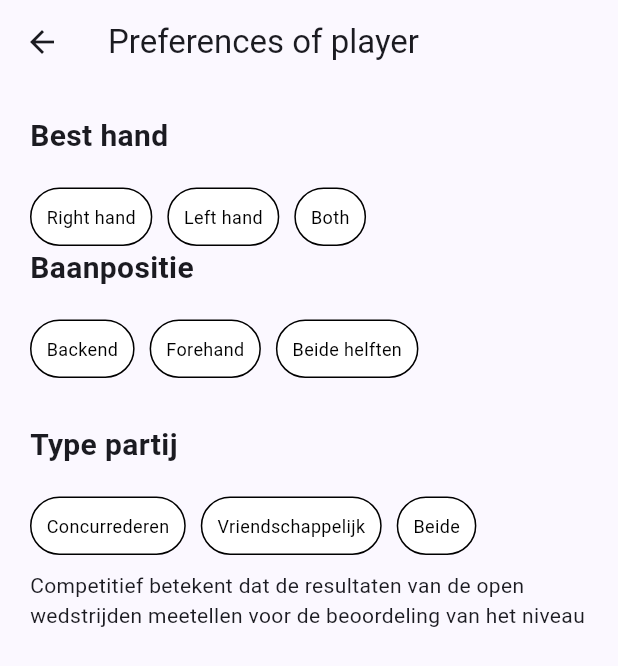
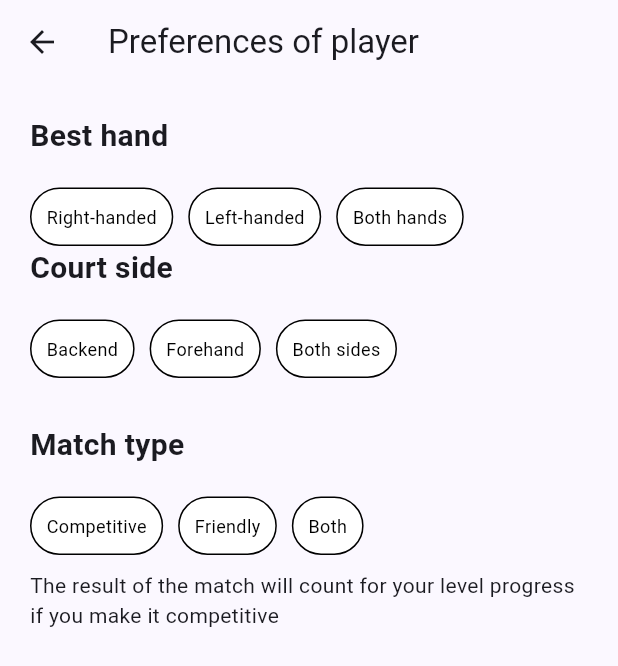
Before and after one commit to Jureeke/intro-mobile-2024, a Flutter app: the EditPreferencesScreen screen opened directly, on a phone screen of 412 x 824 dp. Shown: the top 666 px of the screen. Run offline on Flutter 3.47's test engine with Material 3 defaults, Android fonts, the phone set to English and light mode, and no system bars; our stand-ins replace cloud_firestore, firebase_auth, firebase_core, google_sign_in; accounts and stored records are empty; generated files the repository leaves out were written again.

Commit message:
Language change

```diff
--- a/lib/src/screens/edit_interests_screen.dart
+++ b/lib/src/screens/edit_interests_screen.dart
@@ -15,13 +15,13 @@ class _EditInterestsScreenState extends State<EditInterestsScreen> {
   String errorMessage = '';
 
   final List<Option> options = [
-    Option(name: 'Mijn voortgang bijhouden', icon: Icons.accessibility),
-    Option(name: 'Mijn speelniveau kennen', icon: Icons.favorite_border),
-    Option(name: 'Ontdek de gemeenschap', icon: Icons.access_time),
-    Option(name: 'Reserveer een baan', icon: Icons.airplanemode_active),
-    Option(name: 'Concurreren met anderen', icon: Icons.attach_money),
-    Option(name: 'Spelen met mijn vrienden', icon: Icons.heat_pump_rounded),
-    Option(name: 'Zoek mensen om mee te spelen', icon: Icons.cake),
+    Option(name: 'Discover the community', icon: Icons.chat),
+    Option(name: 'Compete with others', icon: Icons.emoji_events),
+    Option(name: 'Play with my friends', icon: Icons.favorite),
+    Option(name: 'Find out my level of play', icon: Icons.signal_cellular_alt),
+    Option(name: 'Track my progress', icon: Icons.trending_up),
+    Option(name: 'Book a court', icon: Icons.search),
+    Option(name: 'Find people to play with', icon: Icons.group),
   ];
 
   @override
@@ -85,7 +85,7 @@ class _EditInterestsScreenState extends State<EditInterestsScreen> {
             if (isLoading) const Center(child: CircularProgressIndicator()),
             if (!isLoading) ...[
               const Text(
-                'Je interesse',
+                'Your interests',
                 style: TextStyle(
                   fontSize: 20,
                   fontWeight: FontWeight.bold,
@@ -93,7 +93,7 @@ class _EditInterestsScreenState extends State<EditInterestsScreen> {
               ),
               SizedBox(height: 20),
               const Text(
-                'Wat zoek je in Playtomic',
+                'What are you looking for in Playtomic?',
                 style: TextStyle(
                   fontSize: 16,
                 ),
@@ -157,7 +157,7 @@ class _EditInterestsScreenState extends State<EditInterestsScreen> {
                     backgroundColor: Colors.blue,
                   ),
                   child: const Text(
-                    'Opslaan',
+                    'Save',
                     style: TextStyle(color: Colors.white, fontSize: 20),
                   ),
                 ),
--- a/lib/src/screens/edit_preferences_screen.dart
+++ b/lib/src/screens/edit_preferences_screen.dart
@@ -21,7 +21,8 @@ class _EditPreferencesScreenState extends State<EditPreferencesScreen> {
   }
 
   void loadUserPreferences() async {
-    List<String>? userPreferences = await AuthService().loadUserPreferences(); // Roep de functie aan via de AuthService
+    List<String>? userPreferences = await AuthService()
+        .loadUserPreferences(); // Roep de functie aan via de AuthService
     setState(() {
       selectedBestHand = userPreferences?[0];
       selectedBaanPositie = userPreferences?[1];
@@ -44,7 +45,7 @@ class _EditPreferencesScreenState extends State<EditPreferencesScreen> {
             children: [
               CustomCheckboxGroupWithLabel(
                 label: 'Best hand',
-                options: ['Right hand', 'Left hand', 'Both'],
+                options: ['Right-handed', 'Left-handed', 'Both hands'],
                 preferenceKey: 'best-hand',
                 selectedValue: selectedBestHand,
                 onChanged: (value) {
@@ -55,8 +56,8 @@ class _EditPreferencesScreenState extends State<EditPreferencesScreen> {
               ),
               SizedBox(height: 0),
               CustomCheckboxGroupWithLabel(
-                label: 'Baanpositie',
-                options: ['Backend', 'Forehand', 'Beide helften'],
+                label: 'Court side',
+                options: ['Backend', 'Forehand', 'Both sides'],
                 preferenceKey: 'baanpositie',
                 selectedValue: selectedBaanPositie,
                 onChanged: (value) {
@@ -67,8 +68,8 @@ class _EditPreferencesScreenState extends State<EditPreferencesScreen> {
               ),
               SizedBox(height: 30),
               CustomCheckboxGroupWithLabel(
-                label: 'Type partij',
-                options: ['Concurrederen', 'Vriendschappelijk', 'Beide'],
+                label: 'Match type',
+                options: ['Competitive', 'Friendly', 'Both'],
                 preferenceKey: 'type-partij',
                 selectedValue: selectedTypePartij,
                 onChanged: (value) {
@@ -79,7 +80,7 @@ class _EditPreferencesScreenState extends State<EditPreferencesScreen> {
               ),
               SizedBox(height: 10),
               Text(
-                  'Competitief betekent dat de resultaten van de open wedstrijden meetellen voor de beoordeling van het niveau')
+                  'The result of the match will count for your level progress if you make it competitive')
             ],
           ),
         ),
@@ -157,7 +158,8 @@ class CustomCheckbox extends StatelessWidget {
     return GestureDetector(
       onTap: () {
         onChanged(isSelected ? null : text);
-        authService.saveUserPreferences({preferenceKey!: isSelected ? null : text});
+        authService
+            .saveUserPreferences({preferenceKey!: isSelected ? null : text});
       },
       child: Container(
         decoration: BoxDecoration(
--- a/lib/src/screens/profile_screen.dart
+++ b/lib/src/screens/profile_screen.dart
@@ -58,7 +58,7 @@ class ProfileScreenState extends State<ProfileScreen> {
                         mainAxisAlignment: MainAxisAlignment.spaceEvenly,
                         children: [
                           Column(children: [
-                            Text('0'),
+                            Text('12'),
                             Text(
                               'Matches',
                               style: TextStyle(fontSize: 14.0),
@@ -66,7 +66,7 @@ class ProfileScreenState extends State<ProfileScreen> {
                           ]),
                           SizedBox(height: 25, child: VerticalDivider()),
                           Column(children: [
-                            Text('0'),
+                            Text('4'),
                             Text(
                               'Followers',
                               style: TextStyle(fontSize: 14.0),
@@ -74,7 +74,7 @@ class ProfileScreenState extends State<ProfileScreen> {
                           ]),
                           SizedBox(height: 25, child: VerticalDivider()),
                           Column(children: [
-                            Text('0'),
+                            Text('8'),
                             Text(
                               'Following',
                               style: TextStyle(fontSize: 14.0),
```
Also changed, not shown: lib/src/screens/login_screen.dart (+24 -6 lines).
